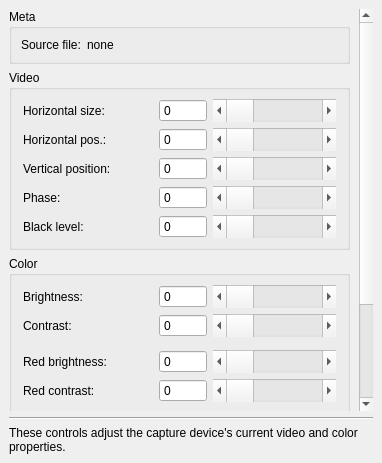
First picture: the form in src/display/qt/dialogs/ui/video_and_color_dialog.ui, repository mrehkopf/vcs, before the edit.
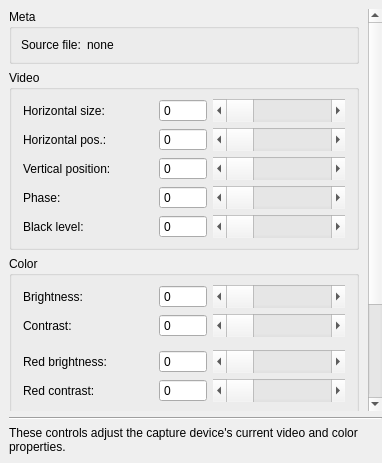
Second picture: the form after the edit.

Commit message:
GUI: Auto-hide output window menu bar
The output window's menu bar will now be displayed when there is mouse
activity over the output window, and hidden when the activity stops.

Diff of the .ui file:
```diff
--- a/src/display/qt/dialogs/ui/video_and_color_dialog.ui
+++ b/src/display/qt/dialogs/ui/video_and_color_dialog.ui
@@ -24,7 +24,7 @@
     <number>9</number>
    </property>
    <property name="rightMargin">
-    <number>9</number>
+    <number>0</number>
    </property>
    <property name="bottomMargin">
     <number>9</number>
@@ -42,7 +42,7 @@
        <rect>
         <x>0</x>
         <y>0</y>
-        <width>348</width>
+        <width>357</width>
         <height>575</height>
        </rect>
       </property>
```
The commit also changes 7 other files.
